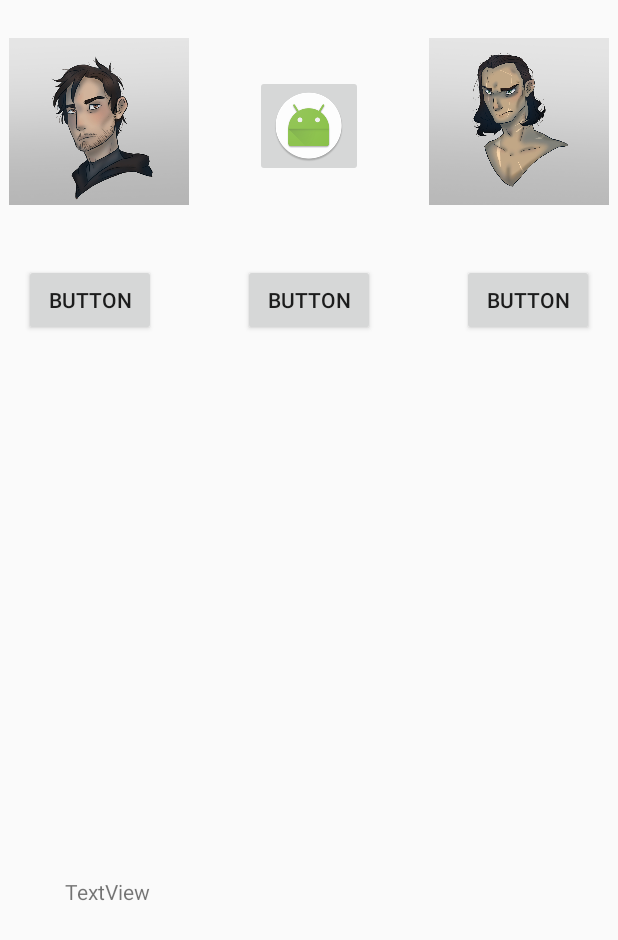
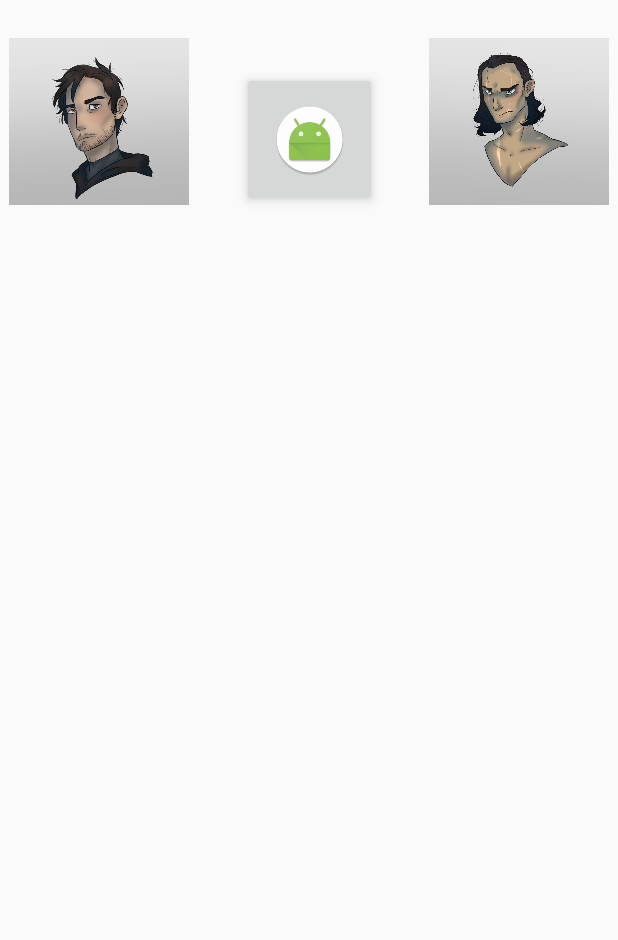
Before and after one commit to Rixxc/Decisions, an Android app: the layout ingame_rework_v2.xml on its own in the app's theme, with its tools: preview values and no code run, on a phone screen of 412 x 824 dp. Shown: the top 940 px of the screen. Run offline under Robolectric (Android 15) with nearby library versions, the light colour scheme and no system bars.

Commit message:
refs #30 Umbenennung Einstellungsmenü, Erweiterung Ingame layout

```diff
--- /dev/null
+++ b/app/src/main/res/drawable/round_button.xml
@@ -0,0 +1,4 @@
+<?xml version="1.0" encoding="utf-8"?>
+<selector xmlns:android="http://schemas.android.com/apk/res/android">
+
+</selector>
--- a/app/src/main/res/layout/activity_einstellungen.xml
+++ b/app/src/main/res/layout/activity_einstellungen.xml
@@ -42,39 +42,39 @@
         android:id="@+id/music"
         android:layout_width="110dp"
         android:layout_height="29dp"
-        android:text="Music on"
+        android:layout_marginLeft="8dp"
+        android:layout_marginRight="8dp"
+        android:layout_marginTop="179dp"
+        android:text="Musik"
+        app:layout_constraintHorizontal_bias="0.029"
+        app:layout_constraintLeft_toLeftOf="parent"
+        app:layout_constraintRight_toRightOf="parent"
+        app:layout_constraintTop_toTopOf="parent"
+        tools:layout_conversion_absoluteHeight="27dp"
+        tools:layout_conversion_absoluteWidth="96dp"
         tools:layout_conversion_absoluteX="29dp"
         tools:layout_conversion_absoluteY="166dp"
-        tools:layout_conversion_absoluteWidth="96dp"
-        tools:layout_conversion_absoluteHeight="27dp"
-        android:layout_marginLeft="8dp"
-        app:layout_constraintLeft_toLeftOf="parent"
-        android:layout_marginRight="8dp"
-        app:layout_constraintRight_toRightOf="parent"
-        app:layout_constraintHorizontal_bias="0.029"
-        app:layout_constraintTop_toTopOf="parent"
-        android:layout_marginTop="179dp"
         tools:layout_editor_absoluteY="179dp" />
 
     <Switch
         android:id="@+id/LandscapeMode"
         android:layout_width="wrap_content"
         android:layout_height="wrap_content"
-        android:text="Landscape mode on"
+        android:layout_marginBottom="8dp"
+        android:layout_marginLeft="8dp"
+        android:layout_marginRight="8dp"
+        android:layout_marginTop="30dp"
+        android:text="Querformat"
+        app:layout_constraintBottom_toBottomOf="parent"
+        app:layout_constraintHorizontal_bias="0.039"
+        app:layout_constraintLeft_toLeftOf="parent"
+        app:layout_constraintRight_toRightOf="parent"
+        app:layout_constraintTop_toBottomOf="@+id/music"
+        app:layout_constraintVertical_bias="0.0"
+        tools:layout_conversion_absoluteHeight="27dp"
+        tools:layout_conversion_absoluteWidth="166dp"
         tools:layout_conversion_absoluteX="29dp"
-        tools:layout_conversion_absoluteY="218dp"
-        tools:layout_conversion_absoluteWidth="166dp"
-        tools:layout_conversion_absoluteHeight="27dp"
-        android:layout_marginRight="8dp"
-        app:layout_constraintRight_toRightOf="parent"
-        android:layout_marginLeft="8dp"
-        app:layout_constraintLeft_toLeftOf="parent"
-        app:layout_constraintHorizontal_bias="0.039"
-        android:layout_marginTop="30dp"
-        app:layout_constraintTop_toBottomOf="@+id/music"
-        app:layout_constraintBottom_toBottomOf="parent"
-        android:layout_marginBottom="8dp"
-        app:layout_constraintVertical_bias="0.0" />
+        tools:layout_conversion_absoluteY="218dp" />
 
     <TextView
         android:id="@+id/CharakterAuswahText"
--- a/app/src/main/res/layout/ingame_rework_v2.xml
+++ b/app/src/main/res/layout/ingame_rework_v2.xml
@@ -7,21 +7,20 @@
     android:layout_height="match_parent">
 
     <TextView
-        android:id="@+id/textView2"
-        android:layout_width="329dp"
-        android:layout_height="231dp"
-        android:text="TextView"
+        android:id="@+id/Story"
+        android:layout_width="327dp"
+        android:layout_height="252dp"
+        android:layout_marginBottom="8dp"
+        android:layout_marginLeft="8dp"
+        android:layout_marginRight="8dp"
         app:layout_constraintBottom_toBottomOf="parent"
-        android:layout_marginBottom="8dp"
-        android:layout_marginRight="8dp"
+        app:layout_constraintHorizontal_bias="0.533"
+        app:layout_constraintLeft_toLeftOf="parent"
         app:layout_constraintRight_toRightOf="parent"
-        android:layout_marginLeft="8dp"
-        app:layout_constraintLeft_toLeftOf="parent"
-        tools:layout_editor_absoluteY="272dp"
-        app:layout_constraintHorizontal_bias="0.533" />
+        tools:layout_editor_absoluteY="251dp" />
 
     <ImageView
-        android:id="@+id/imageView"
+        android:id="@+id/Owncharacter"
         android:layout_width="120dp"
         android:layout_height="150dp"
         android:layout_marginLeft="6dp"
@@ -32,7 +31,7 @@
         app:srcCompat="@drawable/characterportrait_1" />
 
     <ImageView
-        android:id="@+id/imageView2"
+        android:id="@+id/Contactcharacter"
         android:layout_width="120dp"
         android:layout_height="150dp"
         android:layout_marginRight="6dp"
@@ -44,46 +43,16 @@
 
     <ImageButton
         android:id="@+id/imageButton3"
-        android:layout_width="wrap_content"
-        android:layout_height="wrap_content"
-        app:srcCompat="@mipmap/ic_launcher_round"
-        app:layout_constraintLeft_toRightOf="@+id/imageView"
+        android:layout_width="90dp"
+        android:layout_height="90dp"
         android:layout_marginLeft="8dp"
-        app:layout_constraintRight_toLeftOf="@+id/imageView2"
         android:layout_marginRight="8dp"
+        android:layout_marginTop="48dp"
+        android:contentDescription="Reaction"
+        android:elevation="5dp"
+        app:layout_constraintLeft_toRightOf="@+id/Owncharacter"
+        app:layout_constraintRight_toLeftOf="@+id/Contactcharacter"
         app:layout_constraintTop_toTopOf="parent"
-        android:layout_marginTop="50dp" />
-
-    <Button
-        android:id="@+id/button"
-        android:layout_width="wrap_content"
-        android:layout_height="wrap_content"
-        android:text="Button"
-        android:layout_marginTop="20dp"
-        app:layout_constraintTop_toBottomOf="@+id/imageView"
-        android:layout_marginLeft="16dp"
-        app:layout_constraintLeft_toLeftOf="parent" />
-
-    <Button
-        android:id="@+id/button2"
-        android:layout_width="wrap_content"
-        android:layout_height="wrap_content"
-        android:text="Button"
-        app:layout_constraintLeft_toRightOf="@+id/button"
-        android:layout_marginLeft="15dp"
-        app:layout_constraintRight_toLeftOf="@+id/button3"
-        android:layout_marginRight="15dp"
-        app:layout_constraintTop_toTopOf="@+id/button"
-        android:layout_marginTop="0dp" />
-
-    <Button
-        android:id="@+id/button3"
-        android:layout_width="wrap_content"
-        android:layout_height="wrap_content"
-        android:text="Button"
-        android:layout_marginRight="16dp"
-        app:layout_constraintRight_toRightOf="parent"
-        android:layout_marginTop="20dp"
-        app:layout_constraintTop_toBottomOf="@+id/imageView2" />
+        app:srcCompat="@mipmap/ic_launcher_round" />
 
 </android.support.constraint.ConstraintLayout>
```
